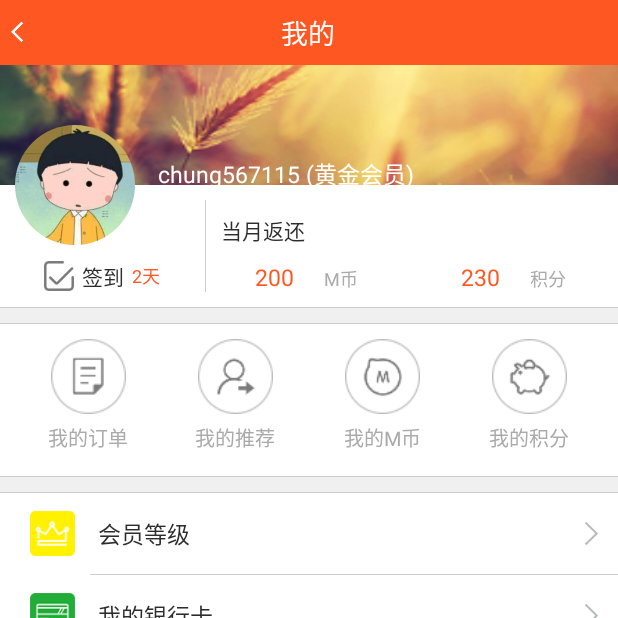
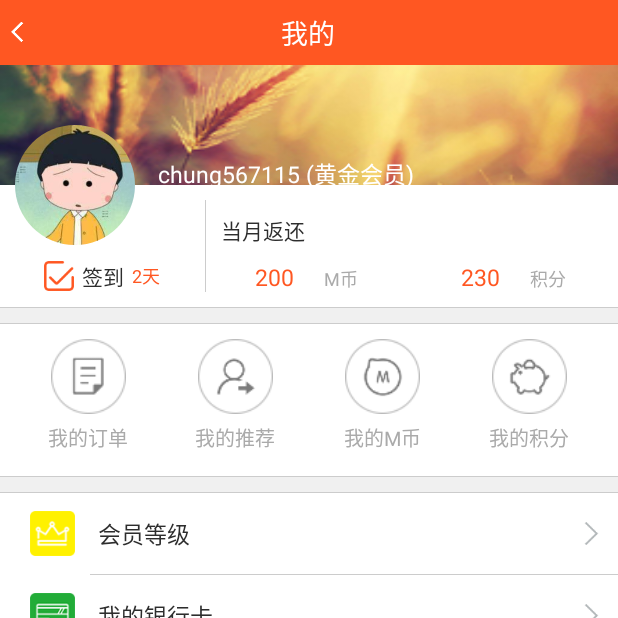
Before and after one commit to guojie1992/YiYuanDuoBao_Android, an Android app: the MineActivity screen opened directly, with no data from a screen before it, after a tap on "我的订单", on a phone screen of 412 x 824 dp, the top half of it. Run offline under Robolectric (Android 15) with nearby library versions, the phone set to English and light mode, and no system bars; our stand-ins replace ButterKnife, CircleImageView; libraries missing offline, so code that uses them is left out: com.orhanobut.logger; 3 other taps on this screen came first.

Commit message:
20160812 1721

```diff
--- a/app/src/main/java/so/len/duobao/activity/MineActivity.java
+++ b/app/src/main/java/so/len/duobao/activity/MineActivity.java
@@ -45,6 +45,8 @@ public class MineActivity extends BaseActivity implements IMineView {
     TextView tvMytreasureActivityMine;
     @BindView(R.id.tv_myaddr_activity_mine)
     TextView tvMyaddrActivityMine;
+    @BindView(R.id.iv_sign_activity_mine)
+    ImageView ivSignActivityMine;
 
     private MinePresenter minePresenter;
 
@@ -73,9 +75,11 @@ public class MineActivity extends BaseActivity implements IMineView {
                 finish();
             }
         });
+        ivSignActivityMine.setImageResource(R.mipmap.my_sign);
     }
 
     @OnClick({R.id.civ_head_activity_mine,
+            R.id.ll_sign_activity_mine,
             R.id.ll_myorder_activity_mine,
             R.id.ll_myrecommend_activity_mine,
             R.id.ll_mym_activity_mine,
@@ -92,6 +96,10 @@ public class MineActivity extends BaseActivity implements IMineView {
                 Intent intent = new Intent();
                 intent.setClass(MineActivity.this, PersonalInfoActivity.class);
                 startActivity(intent);
+                break;
+            case R.id.ll_sign_activity_mine:
+                toast("signed");
+                ivSignActivityMine.setImageResource(R.mipmap.my_signed);
                 break;
             case R.id.ll_myorder_activity_mine:
                 toast("ll_myorder_activity_mine");
--- a/app/src/main/res/layout/activity_mine.xml
+++ b/app/src/main/res/layout/activity_mine.xml
@@ -50,6 +50,7 @@
                     android:orientation="horizontal"
                     android:background="@color/white">
                     <LinearLayout
+                        android:id="@+id/ll_sign_activity_mine"
                         android:layout_width="0dp"
                         android:layout_height="wrap_content"
                         android:layout_weight="1"
@@ -60,6 +61,7 @@
                         android:orientation="horizontal">
 
                         <ImageView
+                            android:id="@+id/iv_sign_activity_mine"
                             android:layout_width="@dimen/dp_20"
                             android:layout_height="@dimen/dp_20"
                             android:src="@mipmap/my_sign"/>
--- a/app/src/main/res/layout/fragment_four.xml
+++ b/app/src/main/res/layout/fragment_four.xml
@@ -11,7 +11,9 @@
         android:scrollbars="none"
         android:layout_width="match_parent"
         android:layout_height="wrap_content"
-        android:layout_margin="@dimen/dp_10"
+        android:layout_marginTop="@dimen/dp_10"
+        android:layout_marginLeft="@dimen/dp_10"
+        android:layout_marginRight="@dimen/dp_10"
         android:horizontalSpacing="@dimen/dp_10"
         android:verticalSpacing="@dimen/dp_10"
         android:numColumns="2">
--- a/app/src/main/res/layout/fragment_goods_m.xml
+++ b/app/src/main/res/layout/fragment_goods_m.xml
@@ -7,7 +7,9 @@
         android:scrollbars="none"
         android:layout_width="match_parent"
         android:layout_height="wrap_content"
-        android:layout_margin="@dimen/dp_10"
+        android:layout_marginTop="@dimen/dp_10"
+        android:layout_marginLeft="@dimen/dp_10"
+        android:layout_marginRight="@dimen/dp_10"
         android:horizontalSpacing="@dimen/dp_10"
         android:verticalSpacing="@dimen/dp_10"
         android:numColumns="2">
--- a/app/src/main/res/layout/fragment_goods_point.xml
+++ b/app/src/main/res/layout/fragment_goods_point.xml
@@ -7,7 +7,9 @@
         android:scrollbars="none"
         android:layout_width="match_parent"
         android:layout_height="wrap_content"
-        android:layout_margin="@dimen/dp_10"
+        android:layout_marginTop="@dimen/dp_10"
+        android:layout_marginLeft="@dimen/dp_10"
+        android:layout_marginRight="@dimen/dp_10"
         android:horizontalSpacing="@dimen/dp_10"
         android:verticalSpacing="@dimen/dp_10"
         android:numColumns="2">
--- a/app/src/main/res/layout/fragment_one.xml
+++ b/app/src/main/res/layout/fragment_one.xml
@@ -69,7 +69,9 @@
             android:id="@+id/llv_lottery_fragment_one"
             android:layout_width="match_parent"
             android:layout_height="wrap_content"
-            android:layout_margin="@dimen/dp_10"
+            android:layout_marginTop="@dimen/dp_10"
+            android:layout_marginLeft="@dimen/dp_10"
+            android:layout_marginRight="@dimen/dp_10"
             android:scrollbars="none">
 
         </so.len.duobao.customView.LotteryListView>
```
Also changed, not shown: app/src/main/java/so/len/duobao/api/SERVER.java (+32 -0 lines).
